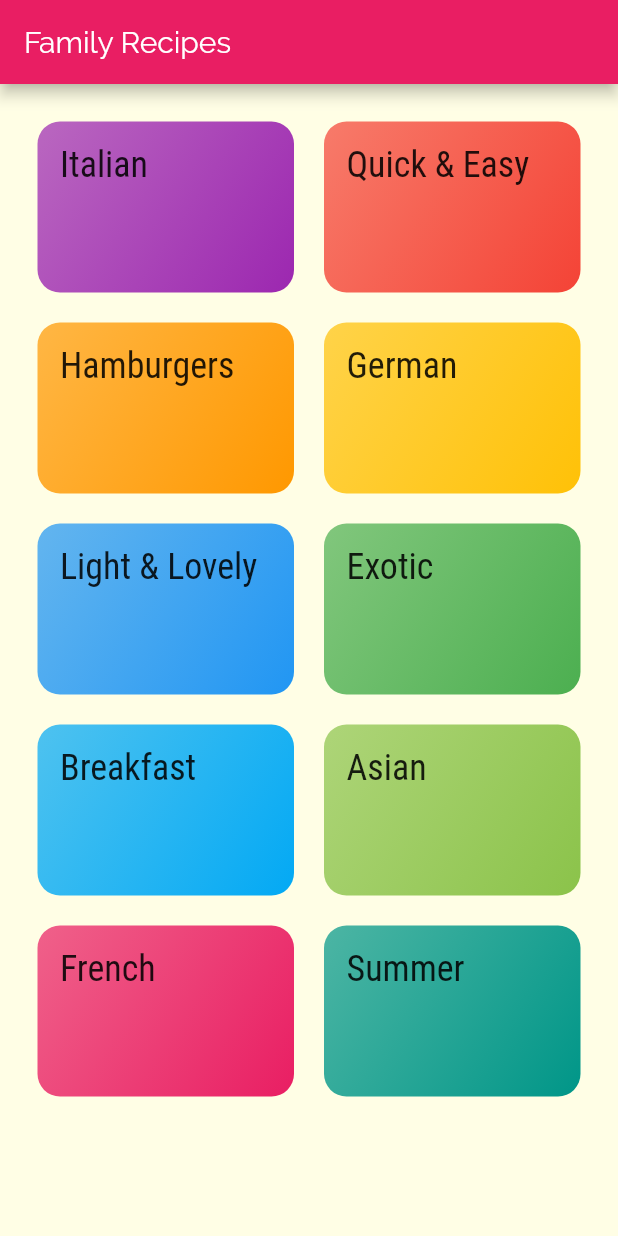
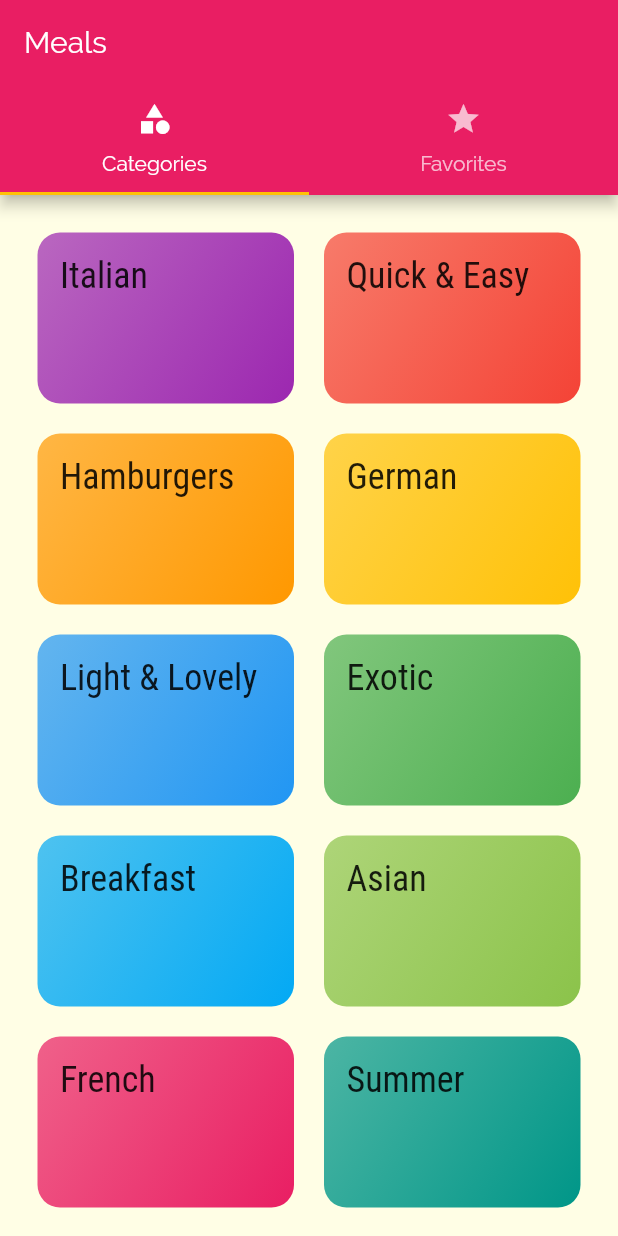
Before and after one commit to mvgmenezes/receipt_app, a Flutter app: the screen it shows after launch, on a phone screen of 412 x 824 dp. Run offline on Flutter 3.47's test engine with Material 2 defaults, Android fonts, the phone set to English and light mode, and no system bars.

Commit message:
Using a Top TAB BAR

```diff
--- a/lib/main.dart
+++ b/lib/main.dart
@@ -2,6 +2,7 @@ import 'package:flutter/material.dart';
 import 'file:///C:/_apps/flutter/recipe_app/lib/screens/categories_screen.dart';
 import 'file:///C:/_apps/flutter/recipe_app/lib/screens/category_meals_screen.dart';
 import 'package:recipe_app/screens/meal_detail_screen.dart';
+import 'package:recipe_app/screens/tabs_screen.dart';
 
 void main() {
   runApp(MyApp());
@@ -29,7 +30,7 @@ class MyApp extends StatelessWidget {
       //home: CategoriesScreen(),
       //initialRoute: '/', //the flutter default is / so it is not necessary add it.
       routes: {
-        '/': (ctx) => CategoriesScreen(),
+        '/': (ctx) => TabsScreen(),
         CategoryMealsScreen.routeName: (ctx) => CategoryMealsScreen(),
         MealDetailScreen.routeName: (ctx) => MealDetailScreen()
       },
--- a/lib/screens/categories_screen.dart
+++ b/lib/screens/categories_screen.dart
@@ -5,11 +5,12 @@ import 'package:recipe_app/dummy_data.dart';
 class CategoriesScreen extends StatelessWidget {
   @override
   Widget build(BuildContext context) {
-    return Scaffold(
+   /* return Scaffold(
       appBar: AppBar(
         title: const Text("Family Recipes"),
       ),
-      body: GridView(
+      body:*/
+    return GridView(
         padding: const EdgeInsets.all(25),
         children: DUMMY_CATEGORIES.map((e) => CategoryItem(e.id, e.title, e.color)).toList(),
         gridDelegate: SliverGridDelegateWithMaxCrossAxisExtent(
@@ -18,7 +19,6 @@ class CategoriesScreen extends StatelessWidget {
           crossAxisSpacing: 20,
           mainAxisSpacing: 20,
         ),
-    ),
     );
   }
 }
--- /dev/null
+++ b/lib/screens/favorites_screen.dart
@@ -0,0 +1,8 @@
+import 'package:flutter/material.dart';
+
+class FavoritesScreen extends StatelessWidget {
+  @override
+  Widget build(BuildContext context) {
+    return Center(child: Text('Favorites'),);
+  }
+}
--- /dev/null
+++ b/lib/screens/tabs_screen.dart
@@ -0,0 +1,32 @@
+import 'package:flutter/material.dart';
+import 'package:recipe_app/screens/categories_screen.dart';
+import 'package:recipe_app/screens/favorites_screen.dart';
+
+class TabsScreen extends StatefulWidget {
+  @override
+  _TabsScreenState createState() => _TabsScreenState();
+}
+
+class _TabsScreenState extends State<TabsScreen> {
+  @override
+  Widget build(BuildContext context) {
+    return DefaultTabController(
+      length: 2,
+      //initialIndex: 0,
+      child: Scaffold(
+        appBar: AppBar(title: Text('Meals'),
+        bottom: TabBar(tabs: <Widget>[
+          Tab(icon: Icon(Icons.category),text: 'Categories',),
+          Tab(icon: Icon(Icons.star),text: 'Favorites',),
+        ],
+        ),
+        ),
+        body: TabBarView(children: <Widget>[
+          CategoriesScreen(),
+          FavoritesScreen()
+        ],),
+      ),
+
+    );
+  }
+}
```
